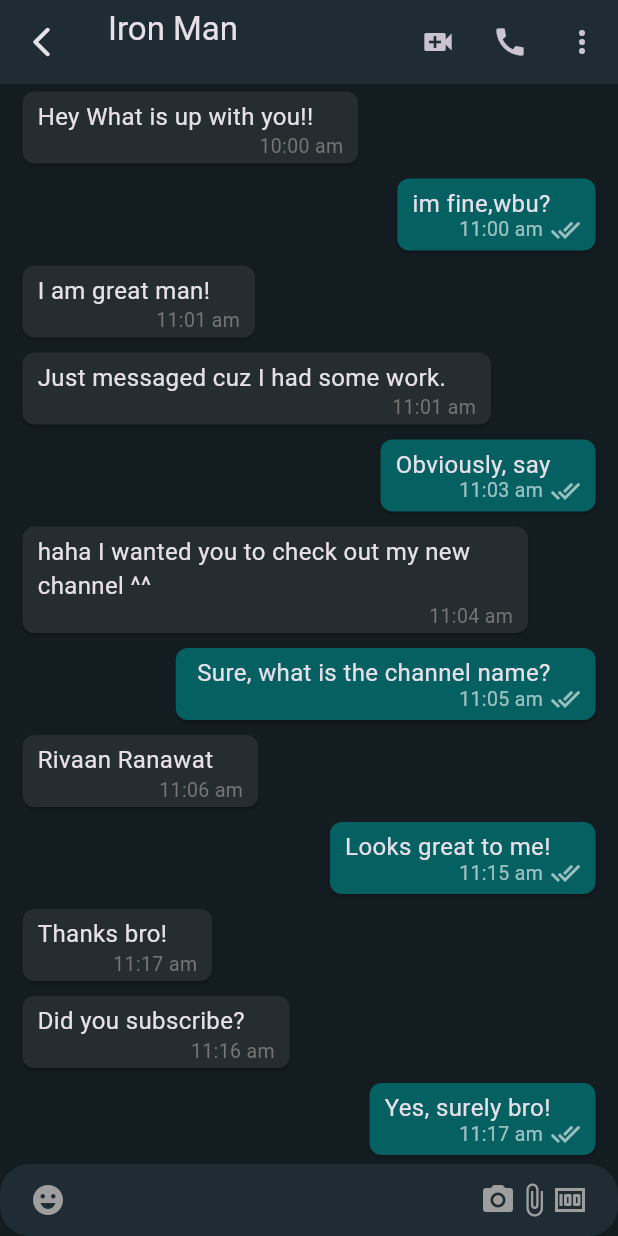
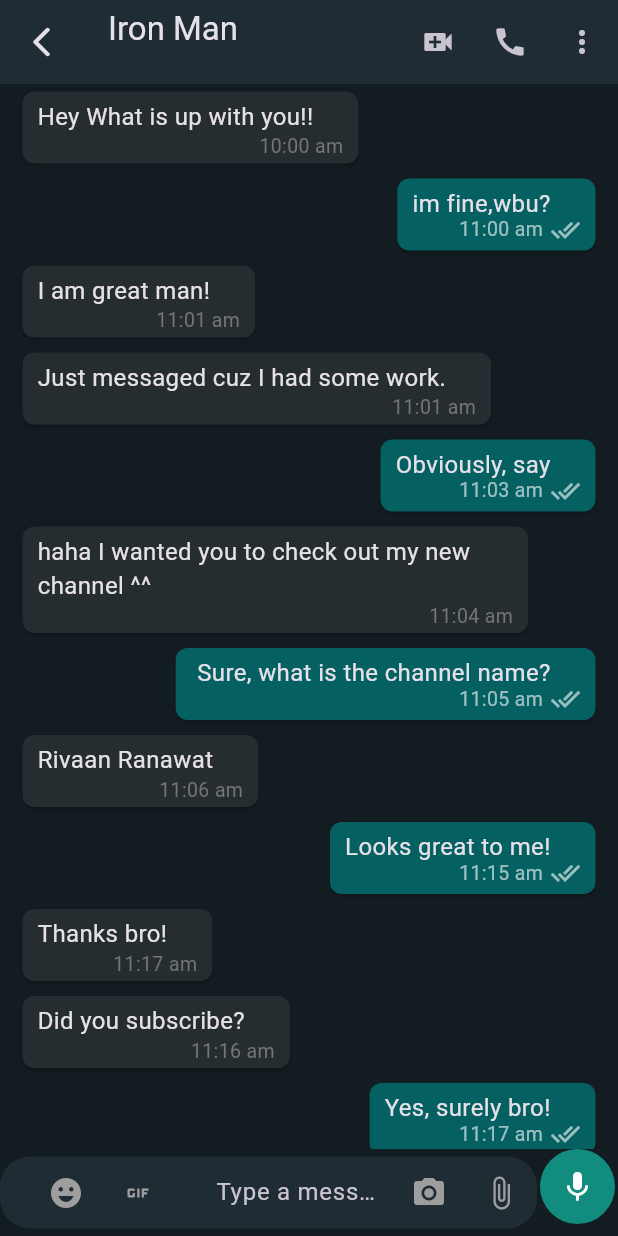
Before and after one commit to JayrajSinh16/NiteOwl, a Flutter app: the MobileChatScreen screen opened directly, on a phone screen of 412 x 824 dp. Run offline on Flutter 3.47's test engine with Material 3 defaults, Android fonts, the light colour scheme and no system bars; our stand-ins replace cloud_firestore, country_picker, firebase_auth, firebase_core, firebase_storage, flutter_contacts and 2 more; accounts and stored records are empty.

Commit message:
Completeing the Send Message function at Backend

```diff
--- a/lib/screens/mobile_chat_screen.dart
+++ b/lib/features/chat/screens/mobile_chat_screen.dart
@@ -3,7 +3,7 @@
 import 'package:niteowl/colors.dart';
 import 'package:niteowl/common/widgets/loader.dart';
 import 'package:niteowl/features/auth/controller/auth_controller.dart';
-import 'package:niteowl/info.dart';
+import 'package:niteowl/features/chat/widgets/buttom_chat_field.dart';
 import 'package:niteowl/models/user_model.dart';
 import 'package:niteowl/widgets/chat_list.dart';
 
@@ -70,47 +70,8 @@
           const Expanded(
             child: ChatList(),
           ),
-          TextField(
-            decoration: InputDecoration(
-              filled: true,
-              fillColor: mobileChatBoxColor,
-              prefixIcon: const Padding(
-                padding: EdgeInsets.symmetric(horizontal: 20.0),
-                child: Icon(
-                  Icons.emoji_emotions,
-                  color: Colors.grey,
-                ),
-              ),
-              suffixIcon: const Padding(
-                padding: EdgeInsets.symmetric(horizontal: 20.0),
-                child: Row(
-                  mainAxisAlignment: MainAxisAlignment.end,
-                  children: [
-                    Icon(
-                      Icons.camera_alt,
-                      color: Colors.grey,
-                    ),
-                    Icon(
-                      Icons.attach_file,
-                      color: Colors.grey,
-                    ),
-                    Icon(
-                      Icons.money,
-                      color: Colors.grey,
-                    ),
-                  ],
-                ),
-              ),
-              hintText: 'Type a message!',
-              border: OutlineInputBorder(
-                borderRadius: BorderRadius.circular(20.0),
-                borderSide: const BorderSide(
-                  width: 0,
-                  style: BorderStyle.none,
-                ),
-              ),
-              contentPadding: const EdgeInsets.all(10),
-            ),
+          ButtomChatField(
+            recieverUserId: uid,
           ),
         ],
       ),
--- /dev/null
+++ b/lib/features/chat/widgets/buttom_chat_field.dart
@@ -0,0 +1,141 @@
+import 'package:flutter/material.dart';
+import 'package:flutter_riverpod/flutter_riverpod.dart';
+import 'package:niteowl/colors.dart';
+import 'package:niteowl/features/chat/controller/chat_controller.dart';
+
+class ButtomChatField extends ConsumerStatefulWidget {
+  final String recieverUserId;
+  const ButtomChatField({
+    required this.recieverUserId,
+    super.key,
+  });
+
+  @override
+  ConsumerState<ButtomChatField> createState() => _ButtomChatFieldState();
+}
+
+class _ButtomChatFieldState extends ConsumerState<ButtomChatField> {
+  bool isShowSendButton = false;
+  final TextEditingController _messageController = TextEditingController();
+
+  void sendTextMessage() async {
+    if (isShowSendButton) {
+      ref.read(chatControllerProvider).sendTextMessage(
+            context,
+            _messageController.text.trim(),
+            widget.recieverUserId,
+          );
+      setState(() {
+        _messageController.text = ' ';
+      });
+    }
+  }
+
+  @override
+  void dispose() {
+    super.dispose();
+    _messageController.dispose();
+  }
+
+  @override
+  Widget build(BuildContext context) {
+    return Row(
+      children: [
+        Expanded(
+          child: TextFormField(
+            controller: _messageController,
+            onChanged: (val) {
+              if (val.isNotEmpty) {
+                setState(() {
+                  isShowSendButton = true;
+                });
+              } else {
+                setState(() {
+                  isShowSendButton = false;
+                });
+              }
+            },
+            decoration: InputDecoration(
+              filled: true,
+              fillColor: mobileChatBoxColor,
+              prefixIcon: Padding(
+                padding: const EdgeInsets.symmetric(horizontal: 20.0),
+                child: SizedBox(
+                  width: 100,
+                  child: Row(
+                    children: [
+                      IconButton(
+                        onPressed: () {},
+                        icon: const Icon(
+                          Icons.emoji_emotions,
+                          color: Colors.grey,
+                        ),
+                      ),
+                      IconButton(
+                        onPressed: () {},
+                        icon: const Icon(
+                          Icons.gif,
+                          color: Colors.grey,
+                        ),
+                      ),
+                    ],
+                  ),
+                ),
+              ),
+              suffixIcon: SizedBox(
+                width: 100,
+                child: Row(
+                  mainAxisAlignment: MainAxisAlignment.end,
+                  children: [
+                    IconButton(
+                      onPressed: () {},
+                      icon: const Icon(
+                        Icons.camera_alt,
+                        color: Colors.grey,
+                      ),
+                    ),
+                    IconButton(
+                      onPressed: () {},
+                      icon: const Icon(
+                        Icons.attach_file,
+                        color: Colors.grey,
+                      ),
+                    ),
+                  ],
+                ),
+              ),
+              hintText: 'Type a message!',
+              border: OutlineInputBorder(
+                borderRadius: BorderRadius.circular(20.0),
+                borderSide: const BorderSide(
+                  width: 0,
+                  style: BorderStyle.none,
+                ),
+              ),
+              contentPadding: const EdgeInsets.all(10),
+            ),
+          ),
+        ),
+        Padding(
+          padding: const EdgeInsets.only(
+            bottom: 8,
+            right: 2,
+            left: 2,
+          ),
+          child: CircleAvatar(
+            backgroundColor: const Color(0xff128c7e),
+            radius: 25,
+            child: GestureDetector(
+              onLongPress: () {},
+              onTap: sendTextMessage,
+              child: Icon(
+                isShowSendButton ? Icons.send_rounded : Icons.mic,
+                color: Colors.white,
+              ),
+            ),
+          ),
+        )
+      ],
+    );
+  }
+}
--- a/lib/features/select_contacts/repository/select_contact_repository.dart
+++ b/lib/features/select_contacts/repository/select_contact_repository.dart
@@ -4,7 +4,7 @@
 import 'package:flutter_riverpod/flutter_riverpod.dart';
 import 'package:niteowl/common/utils/utils.dart';
 import 'package:niteowl/models/user_model.dart';
-import 'package:niteowl/screens/mobile_chat_screen.dart';
+import 'package:niteowl/features/chat/screens/mobile_chat_screen.dart';
 
 final selectContactsRepositoryProvider = Provider(
   (ref) => SelectContactRepository(
--- a/lib/routes.dart
+++ b/lib/routes.dart
@@ -4,7 +4,7 @@
 import 'package:niteowl/features/auth/screens/otp_screen.dart';
 import 'package:niteowl/features/auth/screens/user_infomation_screen.dart';
 import 'package:niteowl/features/select_contacts/screens/select_contacts_screen.dart';
-import 'package:niteowl/screens/mobile_chat_screen.dart';
+import 'package:niteowl/features/chat/screens/mobile_chat_screen.dart';
 
 Route<dynamic> generateRoute(RouteSettings settings) {
   switch (settings.name) {
--- a/lib/screens/mobile_layout_screen.dart
+++ b/lib/screens/mobile_layout_screen.dart
@@ -16,7 +16,7 @@
           backgroundColor: appBarColor,
           centerTitle: false,
           title: const Text(
-            'WhatsApp',
+            'NiteOwl',
             style: TextStyle(
               fontSize: 20,
               color: Colors.grey,
--- a/lib/widgets/contacts_list.dart
+++ b/lib/widgets/contacts_list.dart
@@ -1,7 +1,7 @@
 import 'package:flutter/material.dart';
 import 'package:niteowl/colors.dart';
 import 'package:niteowl/info.dart';
-import 'package:niteowl/screens/mobile_chat_screen.dart';
+import 'package:niteowl/features/chat/screens/mobile_chat_screen.dart';
 
 class ContactsList extends StatelessWidget {
   const ContactsList({Key? key}) : super(key: key);
--- a/pubspec.yaml
+++ b/pubspec.yaml
@@ -44,6 +44,7 @@
   flutter_riverpod: ^2.4.10
   image_picker: ^1.0.7
   flutter_contacts: ^1.1.7+1
+  uuid: ^4.3.3
 
 dev_dependencies:
   flutter_test:
```
Also changed, not shown: lib/common/enum/message_enums.dart (added, +33 -0 lines), lib/features/chat/controller/chat_controller.dart (added, +34 -0 lines), lib/features/chat/repository/chat_repository.dart (added, +164 -0 lines), lib/models/chat_contact.dart (added, +35 -0 lines), lib/models/message.dart (added, +45 -0 lines), lib/main.dart (line endings or trailing spaces), pubspec.lock.
